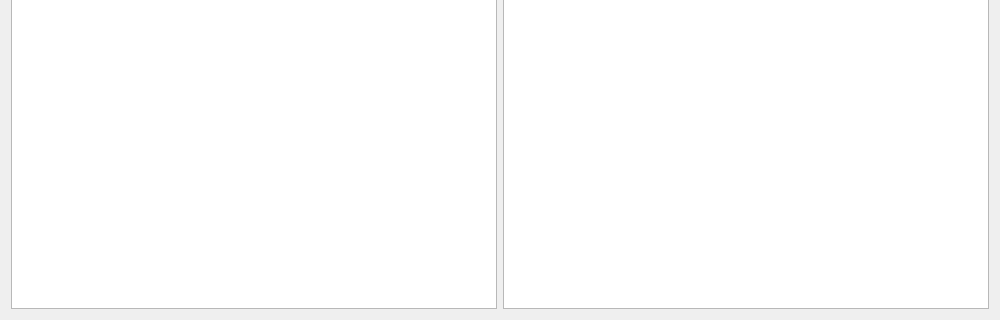
Above: deletewindow.ui from albixus/Oracle_Client before the change; both pictures show x 0 to 1000 and y 380 to 700 of the 1000 by 700 pixel window. Below: the same form after it.
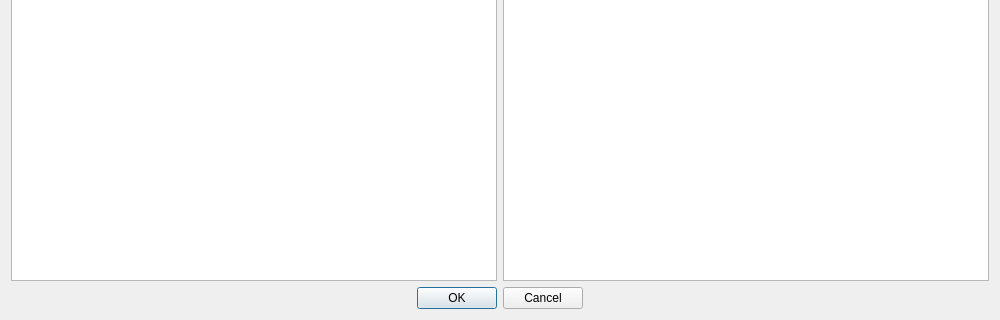
That is the form after the change.

```diff
--- a/deletewindow.ui
+++ b/deletewindow.ui
@@ -13,7 +13,7 @@
   <property name="windowTitle">
    <string>Dialog</string>
   </property>
-  <layout class="QHBoxLayout" name="horizontalLayout_2">
+  <layout class="QVBoxLayout" name="verticalLayout_3">
    <item>
     <layout class="QHBoxLayout" name="horizontalLayout">
      <property name="rightMargin">
@@ -35,7 +35,16 @@
         </widget>
        </item>
        <item>
-        <widget class="QListView" name="listView"/>
+        <widget class="QListView" name="listView">
+         <property name="font">
+          <font>
+           <pointsize>12</pointsize>
+          </font>
+         </property>
+         <property name="spacing">
+          <number>10</number>
+         </property>
+        </widget>
        </item>
       </layout>
      </item>
@@ -61,6 +70,16 @@
      </item>
     </layout>
    </item>
+   <item>
+    <widget class="QDialogButtonBox" name="buttonBox">
+     <property name="standardButtons">
+      <set>QDialogButtonBox::Cancel|QDialogButtonBox::Ok</set>
+     </property>
+     <property name="centerButtons">
+      <bool>true</bool>
+     </property>
+    </widget>
+   </item>
   </layout>
  </widget>
  <resources/>
```
